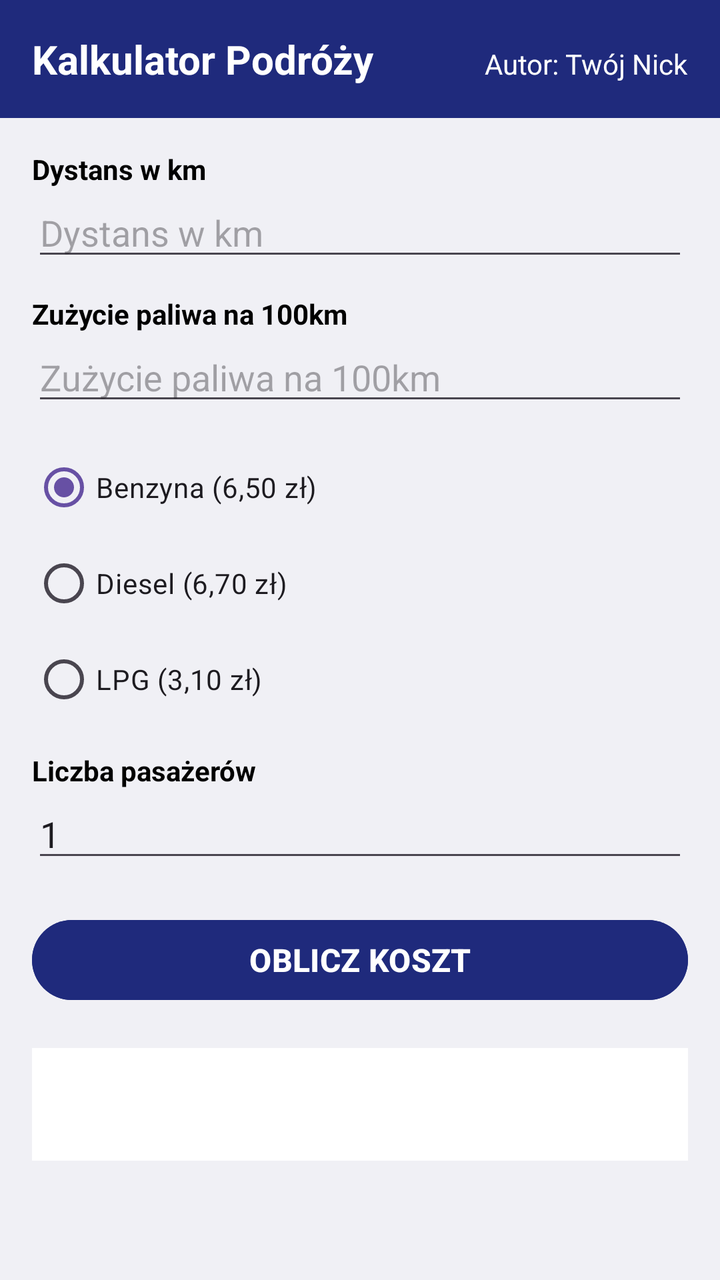
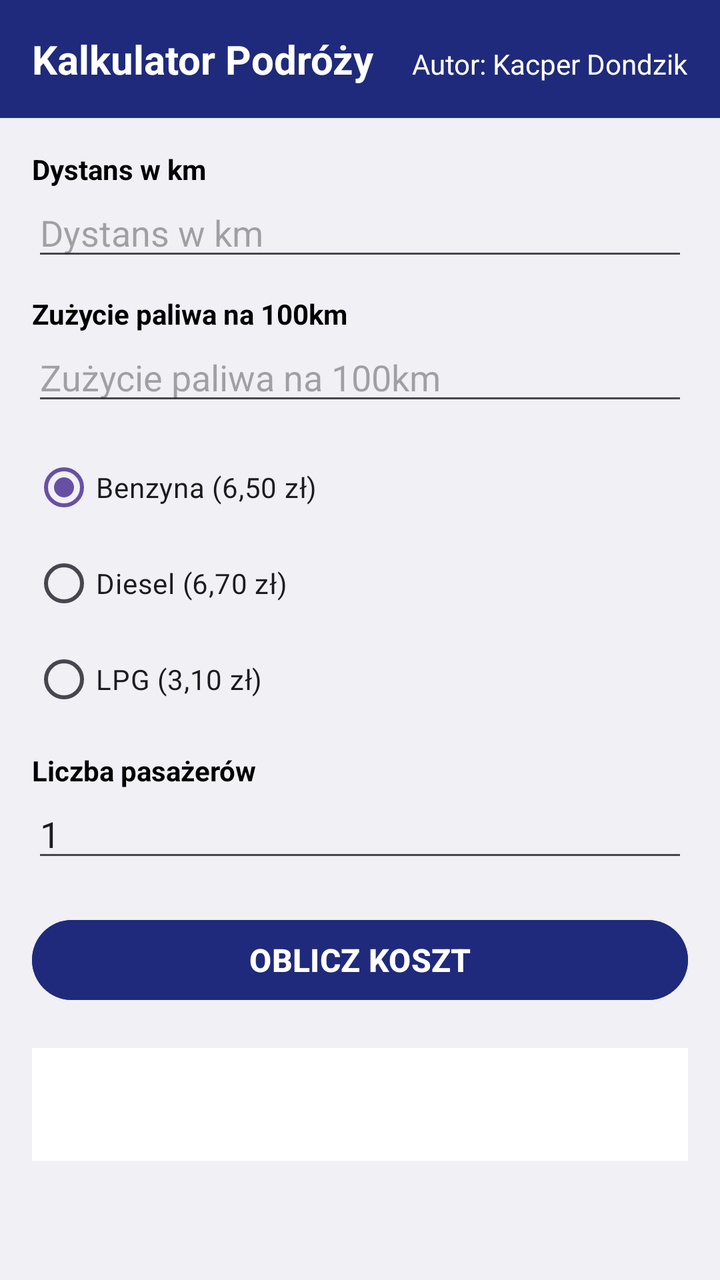

Screens rendered from an Android XML layout before and after an edit, with the pre-edit source and the edit as a unified diff.
<!-- AndroidManifest.xml: application theme Theme.KalkulatorPodrozyMobilna -->
<!-- res/layout/activity_main.xml -->
<?xml version="1.0" encoding="utf-8"?>
<LinearLayout xmlns:android="http://schemas.android.com/apk/res/android"
    android:layout_width="match_parent"
    android:layout_height="match_parent"
    android:orientation="vertical"
    android:background="#F0F0F5">

    <LinearLayout
        android:layout_width="match_parent"
        android:layout_height="wrap_content"
        android:background="#1F2A7C"
        android:padding="16dp"
        android:orientation="horizontal">

        <TextView
            android:layout_width="0dp"
            android:layout_height="wrap_content"
            android:layout_weight="1"
            android:text="Kalkulator Podróży"
            android:textColor="#FFFFFF"
            android:textSize="20sp"
            android:textStyle="bold" />

        <TextView
            android:layout_width="wrap_content"
            android:layout_height="wrap_content"
            android:text="Autor: Twój Nick"
            android:textColor="#FFFFFF"
            android:textSize="14sp" />
    </LinearLayout>

    <ScrollView
        android:layout_width="match_parent"
        android:layout_height="match_parent"
        android:padding="16dp">

        <LinearLayout
            android:layout_width="match_parent"
            android:layout_height="wrap_content"
            android:orientation="vertical">

            <TextView
                android:layout_width="wrap_content"
                android:layout_height="wrap_content"
                android:text="Dystans w km"
                android:textColor="#000000"
                android:textStyle="bold" />
            <EditText
                android:id="@+id/etDystans"
                android:layout_width="match_parent"
                android:layout_height="wrap_content"
                android:hint="Dystans w km"
                android:inputType="numberDecimal"
                android:layout_marginBottom="12dp" />

            <TextView
                android:layout_width="wrap_content"
                android:layout_height="wrap_content"
                android:text="Zużycie paliwa na 100km"
                android:textColor="#000000"
                android:textStyle="bold" />
            <EditText
                android:id="@+id/etSpalanie"
                android:layout_width="match_parent"
                android:layout_height="wrap_content"
                android:hint="Zużycie paliwa na 100km"
                android:inputType="numberDecimal"
                android:layout_marginBottom="12dp" />

            <RadioGroup
                android:id="@+id/rgPaliwo"
                android:layout_width="match_parent"
                android:layout_height="wrap_content"
                android:layout_marginBottom="12dp">
                <RadioButton
                    android:id="@+id/rbBenzyna"
                    android:layout_width="wrap_content"
                    android:layout_height="wrap_content"
                    android:text="Benzyna (6,50 zł)"
                    android:checked="true" />
                <RadioButton
                    android:id="@+id/rbDiesel"
                    android:layout_width="wrap_content"
                    android:layout_height="wrap_content"
                    android:text="Diesel (6,70 zł)" />
                <RadioButton
                    android:id="@+id/rbLPG"
                    android:layout_width="wrap_content"
                    android:layout_height="wrap_content"
                    android:text="LPG (3,10 zł)" />
            </RadioGroup>

            <TextView
                android:layout_width="wrap_content"
                android:layout_height="wrap_content"
                android:text="Liczba pasażerów"
                android:textColor="#000000"
                android:textStyle="bold" />
            <EditText
                android:id="@+id/etPasazerowie"
                android:layout_width="match_parent"
                android:layout_height="wrap_content"
                android:hint="Liczba pasażerów"
                android:text="1"
                android:inputType="number"
                android:layout_marginBottom="20dp" />

            <Button
                android:id="@+id/btnOblicz"
                android:layout_width="match_parent"
                android:layout_height="wrap_content"
                android:text="OBLICZ KOSZT"
                android:textSize="16sp"
                android:textStyle="bold"
                android:backgroundTint="#1F2A7C"
                android:textColor="#FFFFFF"
                android:layout_marginBottom="20dp" />

            <TextView
                android:id="@+id/tvWynik"
                android:layout_width="match_parent"
                android:layout_height="wrap_content"
                android:padding="16dp"
                android:gravity="center"
                android:textSize="18sp"
                android:textStyle="bold"
                android:background="#FFFFFF" />

        </LinearLayout>
    </ScrollView>
</LinearLayout>
<!-- resources referenced by this layout -->
<resources>
  <style name="Theme.KalkulatorPodrozyMobilna" parent="Base.Theme.KalkulatorPodrozyMobilna" />
  <style name="Base.Theme.KalkulatorPodrozyMobilna" parent="Theme.Material3.DayNight.NoActionBar">
          
          
      </style>
</resources>

<!-- the commit's change to res/layout/activity_main.xml (unified diff, before → after) -->
@@ -24,7 +24,7 @@
         <TextView
             android:layout_width="wrap_content"
             android:layout_height="wrap_content"
-            android:text="Autor: Twój Nick"
+            android:text="Autor: Kacper Dondzik"
             android:textColor="#FFFFFF"
             android:textSize="14sp" />
     </LinearLayout>
